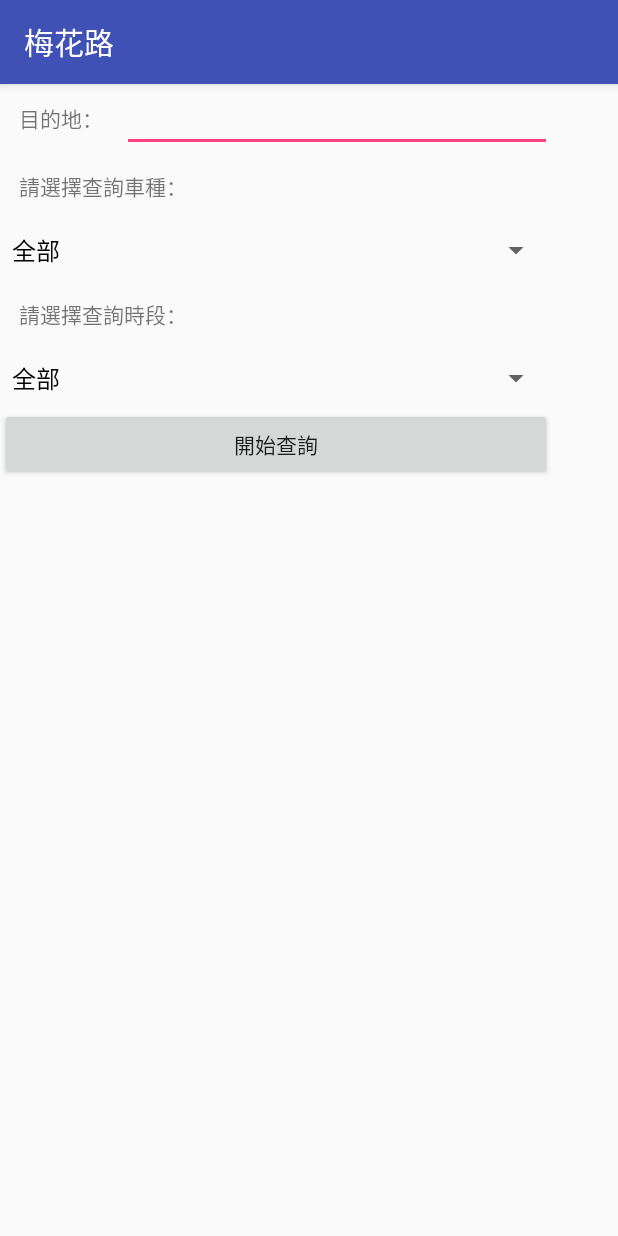
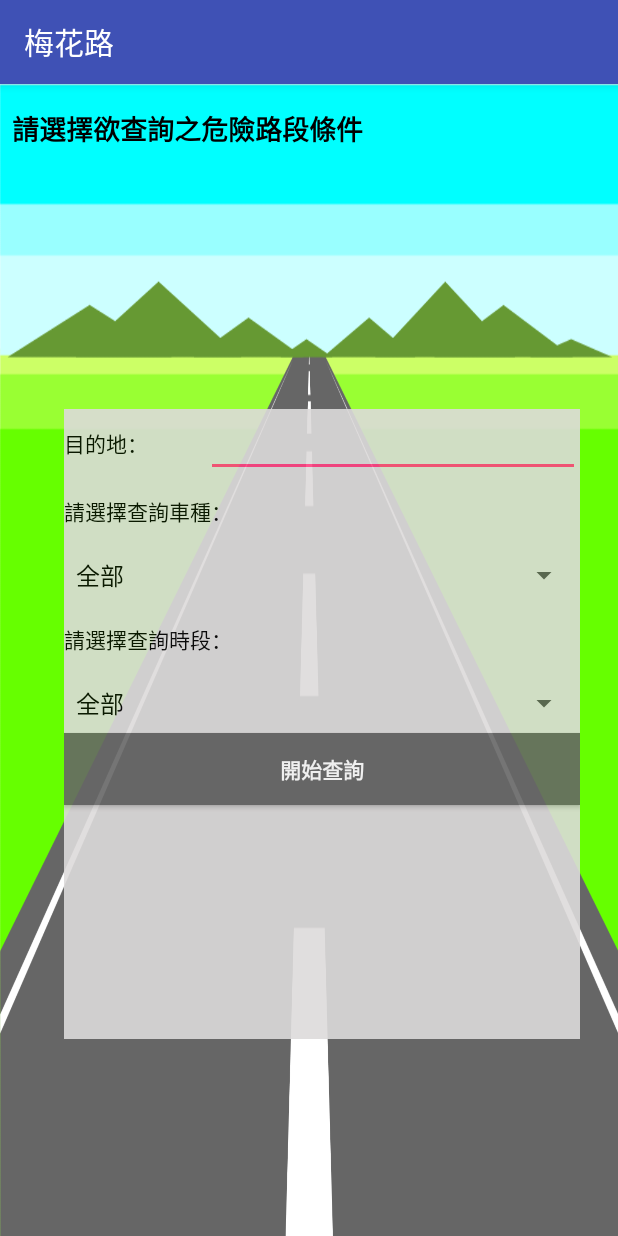
Before and after one commit to cindywushu/11, an Android app: the InquireActivity screen opened directly, with no data from a screen before it, on a phone screen of 412 x 824 dp. Run offline under Robolectric (Android 15) with nearby library versions, the phone set to English and light mode, and no system bars.

Commit message:
合併UI設計

```diff
--- a/app/src/main/java/com/example/traffic_app/InquireMapsActivity.java
+++ b/app/src/main/java/com/example/traffic_app/InquireMapsActivity.java
@@ -488,11 +488,11 @@ public class InquireMapsActivity extends FragmentActivity implements OnMapReadyC
 
                         if (TrafficData.get(k).getCategory().equals("A1")){
                             dbposition = new LatLng(Double.valueOf(TrafficData.get(k).getLatitude()), Double.valueOf(TrafficData.get(i).getLongitude()));
-                            mCurrLocationMarker = mMap.addMarker(new MarkerOptions().position(dbposition).title("A1類").icon(BitmapDescriptorFactory
+                            mCurrLocationMarker = mMap.addMarker(new MarkerOptions().position(dbposition).title(TrafficData.get(k).getId()).icon(BitmapDescriptorFactory
                                     .defaultMarker(BitmapDescriptorFactory.HUE_RED)));//Mark資料庫的點 HUE_RED/HUE_ORANGE
                         }else if (TrafficData.get(k).getCategory().equals("A2")){
                             dbposition = new LatLng(Double.valueOf(TrafficData.get(k).getLatitude()), Double.valueOf(TrafficData.get(i).getLongitude()));
-                            mCurrLocationMarker = mMap.addMarker(new MarkerOptions().position(dbposition).title("A2類").icon(BitmapDescriptorFactory
+                            mCurrLocationMarker = mMap.addMarker(new MarkerOptions().position(dbposition).title(TrafficData.get(k).getId()).icon(BitmapDescriptorFactory
                                     .defaultMarker(BitmapDescriptorFactory.HUE_ORANGE)));//Mark資料庫的點 HUE_RED/HUE_ORANGE
                         }
                     }
--- a/app/src/main/res/layout/activity_inquire.xml
+++ b/app/src/main/res/layout/activity_inquire.xml
@@ -4,15 +4,25 @@
     xmlns:tools="http://schemas.android.com/tools"
     android:layout_width="match_parent"
     android:layout_height="match_parent"
+    android:background="@drawable/ic_main_background"
     tools:context=".InquireActivity">
 
     <LinearLayout
-        android:layout_width="368dp"
-        android:layout_height="319dp"
+        android:layout_width="344dp"
+        android:layout_height="420dp"
+        android:layout_marginStart="8dp"
+        android:layout_marginTop="12dp"
+        android:layout_marginEnd="8dp"
+        android:alpha="0.9"
+        android:background="#dddbdb"
         android:orientation="vertical"
-        tools:ignore="MissingConstraints"
-        tools:layout_editor_absoluteX="8dp"
-        tools:layout_editor_absoluteY="8dp">
+        app:layout_constraintBottom_toBottomOf="parent"
+        app:layout_constraintEnd_toEndOf="parent"
+        app:layout_constraintHorizontal_bias="0.666"
+        app:layout_constraintStart_toStartOf="parent"
+        app:layout_constraintTop_toTopOf="parent"
+        app:layout_constraintVertical_bias="0.61"
+        tools:ignore="MissingConstraints">
 
         <LinearLayout
             android:layout_width="match_parent"
@@ -21,15 +31,18 @@
 
             <TextView
                 android:id="@+id/text2"
-                android:layout_width="8dp"
+                android:layout_width="9dp"
                 android:layout_height="match_parent"
                 android:layout_weight="1"
                 android:gravity="center"
-                android:text="目的地：" />
+                android:text="目的地："
+                android:textAlignment="viewStart"
+                android:textColor="#000000"
+                android:textSize="14sp" />
 
             <EditText
                 android:id="@+id/destination"
-                android:layout_width="wrap_content"
+                android:layout_width="163dp"
                 android:layout_height="match_parent"
                 android:layout_weight="1"
                 android:ems="10"
@@ -38,10 +51,13 @@
 
         <TextView
             android:id="@+id/textView3"
-            android:layout_width="138dp"
+            android:layout_width="match_parent"
             android:layout_height="45dp"
             android:gravity="center"
-            android:text="請選擇查詢車種：" />
+            android:text="請選擇查詢車種："
+            android:textAlignment="viewStart"
+            android:textColor="#000000"
+            android:textSize="14sp" />
 
         <Spinner
             android:id="@+id/spinner"
@@ -50,10 +66,13 @@
 
         <TextView
             android:id="@+id/textView4"
-            android:layout_width="138dp"
+            android:layout_width="match_parent"
             android:layout_height="45dp"
             android:gravity="center"
-            android:text="請選擇查詢時段：" />
+            android:text="請選擇查詢時段："
+            android:textAlignment="viewStart"
+            android:textColor="#000000"
+            android:textSize="14sp" />
 
         <Spinner
             android:id="@+id/spinnertime"
@@ -64,11 +83,32 @@
             android:id="@+id/button2"
             android:layout_width="match_parent"
             android:layout_height="wrap_content"
+            android:background="#666666"
             android:onClick="goto_Map"
             android:text="開始查詢"
+            android:textColor="#ffffff"
+            android:textStyle="bold"
             tools:layout_editor_absoluteX="0dp"
             tools:layout_editor_absoluteY="62dp" />
 
     </LinearLayout>
 
+    <TextView
+        android:id="@+id/textView8"
+        android:layout_width="match_parent"
+        android:layout_height="45dp"
+        android:layout_marginStart="8dp"
+        android:layout_marginTop="16dp"
+        android:layout_marginEnd="8dp"
+        android:text="請選擇欲查詢之危險路段條件"
+        android:textAlignment="viewStart"
+        android:textColor="#000000"
+        android:textSize="18sp"
+        android:textStyle="bold"
+        app:layout_constraintEnd_toEndOf="parent"
+        app:layout_constraintStart_toStartOf="parent"
+        app:layout_constraintTop_toTopOf="parent" />
+
+
+
 </android.support.constraint.ConstraintLayout>
--- a/app/src/main/res/layout/nav_header_main.xml
+++ b/app/src/main/res/layout/nav_header_main.xml
@@ -18,7 +18,7 @@
         android:layout_height="wrap_content"
         android:contentDescription="@string/nav_header_desc"
         android:paddingTop="@dimen/nav_header_vertical_spacing"
-        app:srcCompat="@mipmap/ic_launcher_road" />
+        app:srcCompat="@mipmap/ic_logo1" />
 
     <TextView
         android:layout_width="match_parent"
```
Also changed, not shown: app/src/main/res/layout/activity_noti_selection.xml (+36 -4 lines), app/src/main/res/layout/content_main.xml (+56 -16 lines), app/src/main/res/values/strings.xml (+4 -4 lines).
